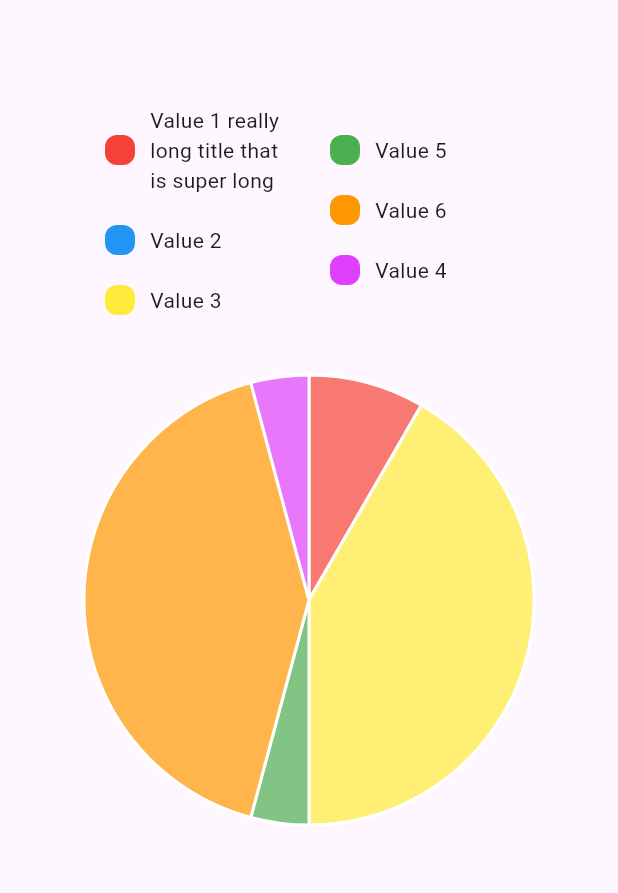
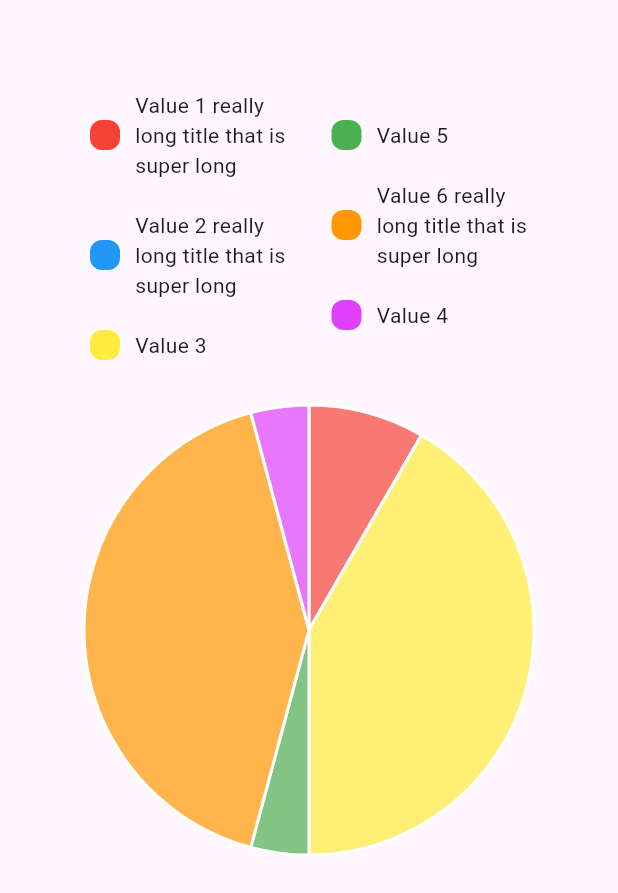
Before and after one commit to Shape-Tech/shape_pie_chart, a Flutter app: the screen it shows after launch, on a phone screen of 412 x 824 dp. Shown: the top 893 px of the screen. Run offline on Flutter 3.47's test engine with Material 3 defaults, Android fonts, the phone set to English and light mode, and no system bars; our stand-ins replace equatable, gap.

Commit message:
ver: v1.0.5

```diff
--- a/lib/home_page.dart
+++ b/lib/home_page.dart
@@ -27,10 +27,16 @@ class HomePage extends StatelessWidget {
             segment: 'Value 1 really long title that is super long',
             value: 10,
             color: Colors.red),
-        PieChartSegment(segment: 'Value 2', value: 0, color: Colors.blue),
+        PieChartSegment(
+            segment: 'Value 2 really long title that is super long',
+            value: 0,
+            color: Colors.blue),
         PieChartSegment(segment: 'Value 3', value: 50, color: Colors.yellow),
         PieChartSegment(segment: 'Value 5', value: 5, color: Colors.green),
-        PieChartSegment(segment: 'Value 6', value: 50, color: Colors.orange),
+        PieChartSegment(
+            segment: 'Value 6 really long title that is super long',
+            value: 50,
+            color: Colors.orange),
         PieChartSegment(
             segment: 'Value 4', value: 5, color: Colors.purpleAccent),
       ],
--- a/lib/pie_chart/pie_chart_data.dart
+++ b/lib/pie_chart/pie_chart_data.dart
@@ -76,8 +76,10 @@ class PieChartSegment extends Equatable {
     return Card(
       child: Padding(
         padding: const EdgeInsets.all(8.0),
-        child:
-            Text("${segment} : ${((value / total) * 100).toStringAsFixed(0)}%"),
+        child: Text(
+          "${segment} : ${((value / total) * 100).toStringAsFixed(0)}%",
+          maxLines: 3,
+        ),
       ),
     );
   }
--- a/lib/pie_chart/pie_chart_legend.dart
+++ b/lib/pie_chart/pie_chart_legend.dart
@@ -12,10 +12,8 @@ class PieChartLegend extends StatelessWidget {
     final firstColumn = segments.sublist(0, halfLength);
     final secondColumn = segments.sublist(halfLength);
 
-    return Padding(
-      padding: const EdgeInsets.all(10.0),
-      child: Row(
-        mainAxisAlignment: MainAxisAlignment.spaceEvenly,
+    return Row(
+      mainAxisAlignment: MainAxisAlignment.spaceBetween,
       children: [
         Expanded(
           child: Column(
@@ -26,7 +24,7 @@ class PieChartLegend extends StatelessWidget {
             }).toList(),
           ),
         ),
-          SizedBox(width: 8), // Add some spacing between columns
+        SizedBox(width: 10), // Add some spacing between columns
         Expanded(
           child: Column(
             mainAxisSize: MainAxisSize.min,
@@ -37,7 +35,6 @@ class PieChartLegend extends StatelessWidget {
           ),
         ),
       ],
-      ),
     );
   }
 }
--- a/lib/pie_chart/pie_chart_widget.dart
+++ b/lib/pie_chart/pie_chart_widget.dart
@@ -34,7 +34,12 @@ class _PieChartWidgetState extends State<PieChartWidget> {
         double size = constraints.maxWidth >= 300 ? 300 : constraints.maxWidth;
         List<Widget> children = [
           if (widget.showLegend == true) ...[
-            PieChartLegend(segments: widget.data.segments),
+            if (constraints.maxWidth >= 700)
+              SizedBox(
+                  width: constraints.maxWidth / 3,
+                  child: PieChartLegend(segments: widget.data.segments)),
+            if (constraints.maxWidth < 700)
+              PieChartLegend(segments: widget.data.segments),
             Gap(20),
           ],
           GestureDetector(
@@ -64,7 +69,9 @@ class _PieChartWidgetState extends State<PieChartWidget> {
           ),
           if (hoveredSegment != null) ...[
             Gap(20),
-            hoveredSegment!.buildSelectedDisplay(widget.data.totalValue()),
+            Flexible(
+                child: hoveredSegment!
+                    .buildSelectedDisplay(widget.data.totalValue())),
           ],
         ];
         if (constraints.maxWidth >= 700) {
--- a/pubspec.yaml
+++ b/pubspec.yaml
@@ -16,7 +16,7 @@ publish_to: "none" # Remove this line if you wish to publish to pub.dev
 # https://developer.apple.com/library/archive/documentation/General/Reference/InfoPlistKeyReference/Articles/CoreFoundationKeys.html
 # In Windows, build-name is used as the major, minor, and patch parts
 # of the product and file versions while build-number is used as the build suffix.
-version: 1.0.4+1
+version: 1.0.5+1
 
 environment:
   sdk: ">=3.4.3 <4.0.0"
```
Lines whose indentation alone changed are shown as unchanged.
